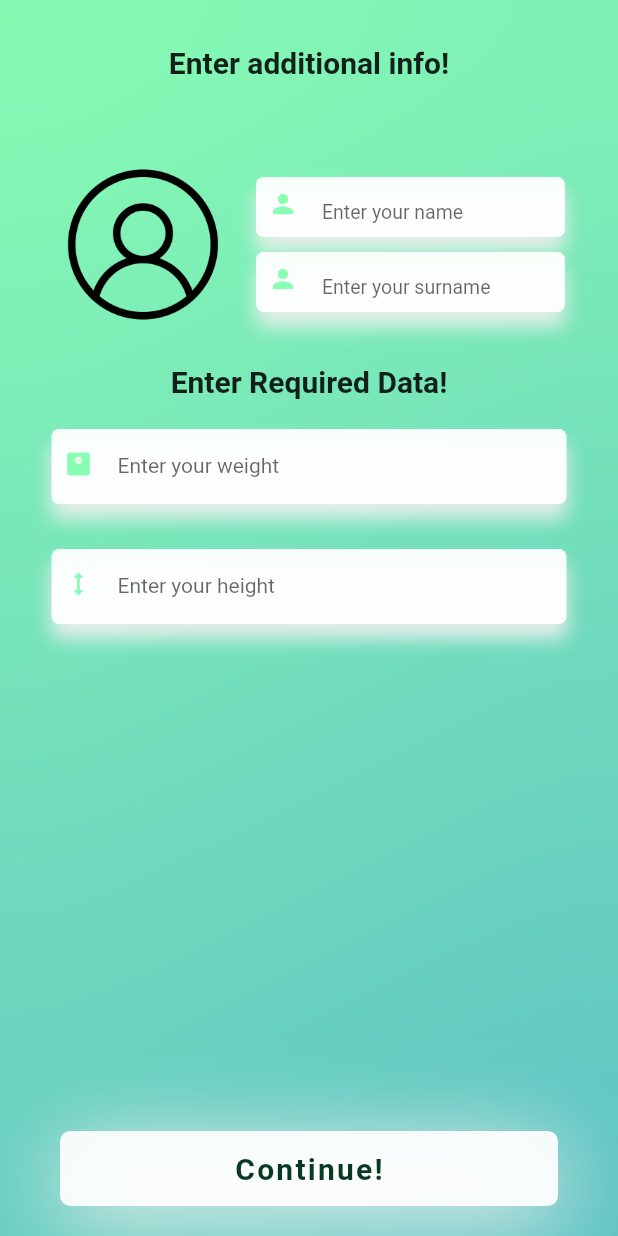
After one commit to AsterixMitic/FitConnect, a Flutter app: the AditionalInfo screen opened directly, on a phone screen of 412 x 824 dp. The commit adds this screen. Run offline on Flutter 3.47's test engine with Material 2 defaults, Android fonts, the phone set to English and light mode, and no system bars; our stand-ins replace email_validator, firebase_auth, firebase_core, rive; accounts and stored records are empty.

Commit message:
Dodat additional info

```diff
--- /dev/null
+++ b/lib/AditionalInfo.dart
@@ -0,0 +1,247 @@
+import 'dart:ui';
+
+import 'package:flutter/material.dart';
+import 'package:flutter/services.dart';
+
+class AditionalInfo extends StatelessWidget {
+  const AditionalInfo({super.key});
+
+  @override
+  Widget build(BuildContext context) {
+    return Scaffold(
+      backgroundColor: Colors.white,
+      body: Container(
+        decoration: const BoxDecoration(
+            gradient: LinearGradient(
+          colors: [
+            Color(0xCC6BFE9F),
+            Color(0xCC35b1b5),
+          ],
+          begin: Alignment.topLeft,
+          end: Alignment.bottomRight,
+        )),
+        child: BackdropFilter(
+          filter: ImageFilter.blur(sigmaX: 60.0, sigmaY: 60.0),
+          child: SafeArea(
+            child: Padding(
+              padding: const EdgeInsets.all(20),
+              child: Column(
+                crossAxisAlignment: CrossAxisAlignment.center,
+                children: [
+                  const SizedBox(
+                    height: 10,
+                  ),
+                  const Text(
+                    "Enter additional info!",
+                    style: TextStyle(fontWeight: FontWeight.w700, fontSize: 20,),
+                  ),
+                  SizedBox(
+                    height: 50,
+                  ),
+                  Row(
+                    mainAxisAlignment: MainAxisAlignment.spaceEvenly,
+                    children: [
+                      Stack(
+                        children: [
+                          GestureDetector(
+
+                            child: Container(
+                              height: 120,
+                              child: Image.asset("images/profileIcon.png"),
+                            ),
+                          ),
+                        ],
+                      ),
+                      Column(
+                        children: [
+                          Container(
+                              height: 40,
+                              width: MediaQuery.of(context).size.width / 2,
+                              child: Container(
+                                decoration: BoxDecoration(
+                                    borderRadius: BorderRadius.circular(5),
+                                    color: const Color(0xedFFFFFF),
+                                    // ignore: prefer_const_literals_to_create_immutables
+                                    boxShadow: [
+                                      const BoxShadow(
+                                          offset: Offset(0, 10),
+                                          blurRadius: 10,
+                                          color: Color(0xedEEEEEE))
+                                    ]),
+                                child: const Padding(
+                                  padding:
+                                      EdgeInsets.only(bottom: 4, left: 8, right: 6),
+                                  child: TextField(
+                                    textAlignVertical: TextAlignVertical.top,
+                                    decoration: InputDecoration(
+                                      icon: Icon(
+                                        Icons.person,
+                                        size: 20,
+                                      ),
+                                      hintText: "Enter your name",
+                                      hintStyle: TextStyle(fontSize: 13),
+                                      focusedBorder: InputBorder.none,
+                                      enabledBorder: InputBorder.none,
+                                      iconColor: Color(0xCC6BFE9F),
+                                    ),
+                                  ),
+                                ),
+                              )),
+                              SizedBox(height: 10,),
+                              Container(
+                              height: 40,
+                              width: MediaQuery.of(context).size.width / 2,
+                              child: Container(
+                                decoration: BoxDecoration(
+                                    borderRadius: BorderRadius.circular(5),
+                                    color: const Color(0xedFFFFFF),
+                                    // ignore: prefer_const_literals_to_create_immutables
+                                    boxShadow: [
+                                      const BoxShadow(
+                                          offset: Offset(0, 10),
+                                          blurRadius: 10,
+                                          color: Color(0xedEEEEEE))
+                                    ]),
+                                child: const Padding(
+                                  padding:
+                                      EdgeInsets.only(bottom: 4, left: 8, right: 6),
+                                  child: TextField(
+                                    textAlignVertical: TextAlignVertical.top,
+                                    decoration: InputDecoration(
+                                      icon: Icon(
+                                        Icons.person,
+                                        size: 20,
+                                      ),
+                                      hintText: "Enter your surname",
+                                      hintStyle: TextStyle(fontSize: 13),
+                                      focusedBorder: InputBorder.none,
+                                      enabledBorder: InputBorder.none,
+                                      iconColor: Color(0xCC6BFE9F),
+                                    ),
+                                  ),
+                                ),
+                              )),
+                        ],
+                      ),
+                    ],
+                  ),
+                  SizedBox(
+                    height: 20,
+                  ),
+                  const Text(
+                    "Enter Required Data!",
+                    style: TextStyle(fontWeight: FontWeight.w700, fontSize: 20),
+                  ),
+                  SizedBox(
+                    height: 20,
+                  ),
+                  Container(
+                      height: 50,
+                      width: MediaQuery.of(context).size.width / 1.2,
+                      child: Container(
+                        decoration: BoxDecoration(
+                            borderRadius: BorderRadius.circular(5),
+                            color: const Color(0xedFFFFFF),
+                            // ignore: prefer_const_literals_to_create_immutables
+                            boxShadow: [
+                              const BoxShadow(
+                                  offset: Offset(0, 10),
+                                  blurRadius: 10,
+                                  color: Color(0xedEEEEEE))
+                            ]),
+                        child: const Padding(
+                          padding:
+                              EdgeInsets.only(bottom: 4, left: 8, right: 6),
+                          child: TextField(
+                            textAlignVertical: TextAlignVertical.top,
+                            decoration: InputDecoration(
+                              icon: Icon(
+                                Icons.monitor_weight_rounded,
+                                size: 20,
+                              ),
+                              hintText: "Enter your weight",
+                              hintStyle: TextStyle(fontSize: 14),
+                              focusedBorder: InputBorder.none,
+                              enabledBorder: InputBorder.none,
+                              iconColor: Color(0xCC6BFE9F),
+                            ),
+                          ),
+                        ),
+                      )),
+                  SizedBox(
+                    height: 30,
+                  ),
+
+                  Container(
+                      height: 50,
+                      width: MediaQuery.of(context).size.width / 1.2,
+                      child: Container(
+                        decoration: BoxDecoration(
+                            borderRadius: BorderRadius.circular(5),
+                            color: const Color(0xedFFFFFF),
+                            // ignore: prefer_const_literals_to_create_immutables
+                            boxShadow: [
+                              const BoxShadow(
+                                  offset: Offset(0, 10),
+                                  blurRadius: 10,
+                                  color: Color(0xedEEEEEE))
+                            ]),
+                        child: const Padding(
+                          padding:
+                              EdgeInsets.only(bottom: 4, left: 8, right: 6),
+                          child: TextField(
+                            textAlignVertical: TextAlignVertical.top,
+                            decoration: InputDecoration(
+                              icon: Icon(
+                                Icons.height,
+                                size: 20,
+                              ),
+                              hintText: "Enter your height",
+                              hintStyle: TextStyle(fontSize: 14),
+                              focusedBorder: InputBorder.none,
+                              enabledBorder: InputBorder.none,
+                              iconColor: Color(0xCC6BFE9F),
+                            ),
+                          ),
+                        ),
+                      )),
+                      Expanded(child: Container(),),
+                  GestureDetector(
+                    onTap: () {
+                      HapticFeedback.vibrate();
+                    },
+                    child: Container(
+                      alignment: Alignment.center,
+                      margin:
+                          const EdgeInsets.only(left: 20, right: 20, top: 15),
+                      padding: const EdgeInsets.only(left: 20, right: 20),
+                      height: 50,
+                      decoration: BoxDecoration(
+                          borderRadius: BorderRadius.circular(7),
+                          color: Color.fromARGB(236, 255, 255, 255),
+                          // ignore: prefer_const_literals_to_create_immutables
+                          boxShadow: [
+                            const BoxShadow(
+                                offset: Offset(0, 10),
+                                blurRadius: 50,
+                                color: Color(0xffEEEEEE))
+                          ]),
+                      child: const Text(
+                        "Continue!",
+                        style: TextStyle(
+                            color: Color(0xff093923),
+                            fontSize: 20,
+                            letterSpacing: 1.5,
+                            fontWeight: FontWeight.w600),
+                      ),
+                    ),
+                  ),
+                ],
+              ),
+            ),
+          ),
+        ),
+      ),
+    );
+  }
+}
--- a/lib/mainscreen.dart
+++ b/lib/mainscreen.dart
@@ -36,6 +36,7 @@ class _MainScreenPageState extends State<MainScreenPage>{
       body: screens[selectedIndex],
 
       bottomNavigationBar: BottomNavigationBar(
+        elevation: 0,
           currentIndex: selectedIndex,
           onTap: _onItemTapped,
           items: [
--- a/pubspec.yaml
+++ b/pubspec.yaml
@@ -23,3 +23,4 @@ flutter:
   uses-material-design: true
   assets:
     - assets/fit.riv
+    - images/profileIcon.png
```
Also changed, not shown: images/profileIcon.png (added).
